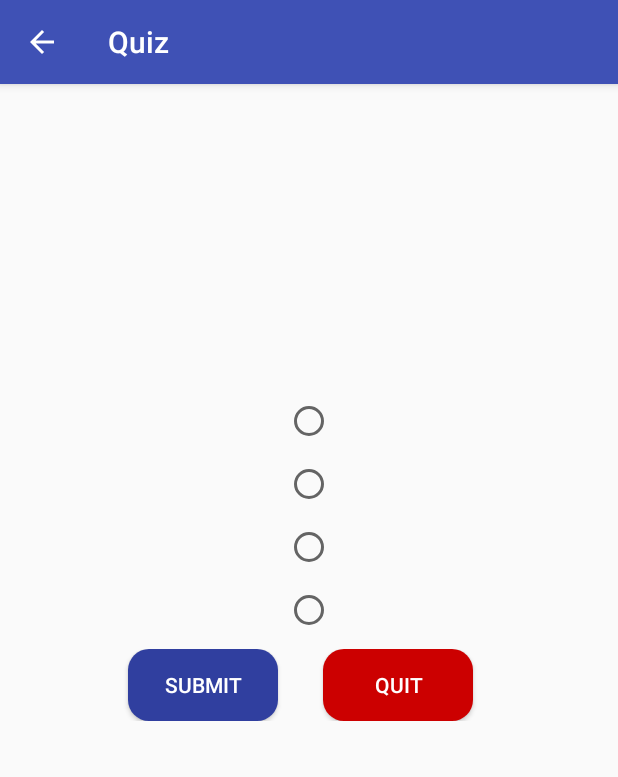
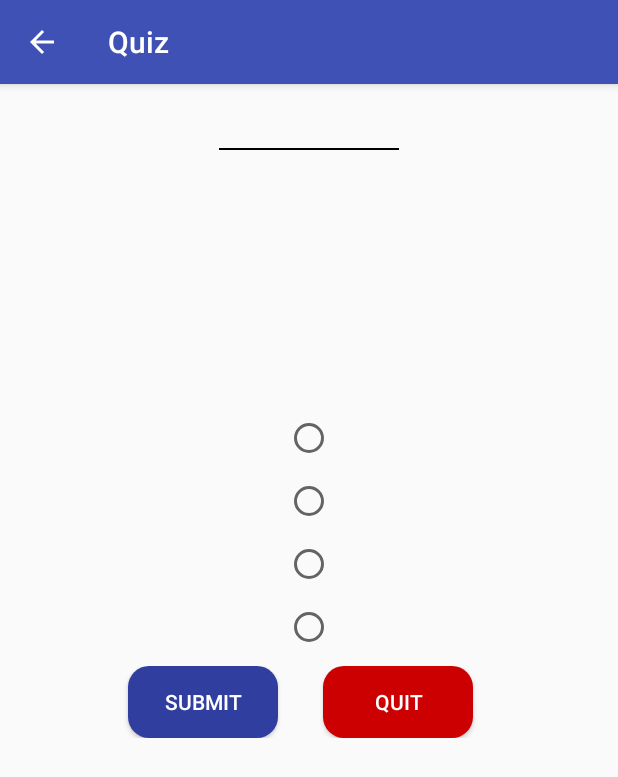
Before and after one commit to Ravi-Tulsi-Zala/Tech-Intellect, an Android app: the QuizScreen screen opened directly, with no data from a screen before it, on a phone screen of 412 x 824 dp. Shown: the top 777 px of the screen. Run offline under Robolectric (Android 15) with nearby library versions, the phone set to English and light mode, and no system bars; libraries missing offline, so code that uses them is left out: com.firebase.client; 16 statements that could not run were skipped.

```diff
--- a/app/src/main/res/layout/quiz_screen.xml
+++ b/app/src/main/res/layout/quiz_screen.xml
@@ -20,6 +20,13 @@
         android:textAlignment="center"
         android:textColor="@android:color/holo_red_dark"
         android:textSize="20sp" />
+
+    <View
+        android:layout_width="120dp"
+        android:layout_height="1dp"
+        android:background="#000000"
+        android:layout_gravity="center"
+        android:layout_marginTop="10dp"/>
 
     <TextView
         android:id="@+id/difficultyModeText"
```
